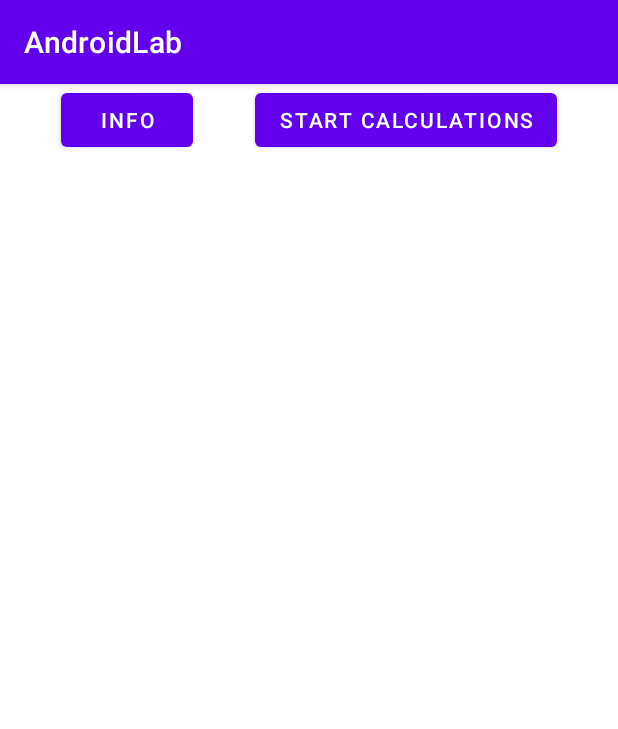
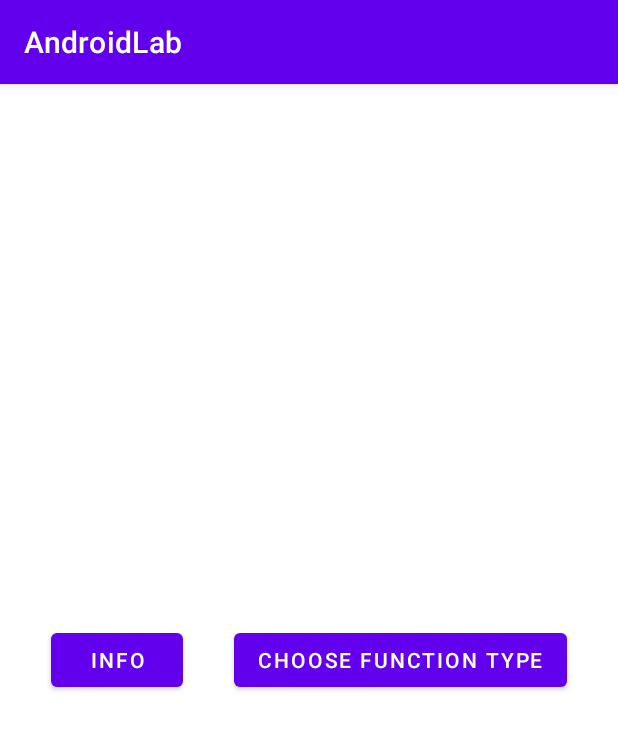
Before and after one commit to Cycxyz/AndroidApp, an Android app: the screen it shows after launch (MainActivity), on a phone screen of 412 x 824 dp. Shown: the top 729 px of the screen. Run offline under Robolectric (Android 15) with nearby library versions, the phone set to English and light mode, and no system bars.

Commit message:
refactor: better main activity

```diff
--- a/app/src/main/res/layout/activity_main.xml
+++ b/app/src/main/res/layout/activity_main.xml
@@ -6,24 +6,58 @@
     android:layout_height="match_parent"
     tools:context=".MainActivity">
 
+
+
+    <LinearLayout
+        android:layout_width="match_parent"
+        android:layout_height="match_parent"
+        android:orientation="vertical"
+        tools:layout_editor_absoluteX="1dp"
+        tools:layout_editor_absoluteY="98dp">
+        <Space
+            android:layout_width="wrap_content"
+            android:layout_height="wrap_content"
+            android:layout_weight="1" />
+        <LinearLayout
+            android:layout_width="match_parent"
+            android:layout_height="wrap_content"
+            android:orientation="horizontal"
+            tools:layout_editor_absoluteX="1dp"
+            tools:layout_editor_absoluteY="49dp">
+
+            <Space
+                android:layout_width="wrap_content"
+                android:layout_height="wrap_content"
+                android:layout_weight="1" />
             <Button
                 android:id="@+id/button"
                 android:layout_width="wrap_content"
                 android:layout_height="wrap_content"
                 android:onClick="goToInfo"
-        android:text="Info"
-        app:layout_constraintEnd_toStartOf="@+id/button3"
-        app:layout_constraintStart_toStartOf="parent"
-        app:layout_constraintTop_toTopOf="parent" />
+                android:text="Info" />
+
+            <Space
+                android:layout_width="wrap_content"
+                android:layout_height="wrap_content"
+                android:layout_weight="1" />
 
             <Button
                 android:id="@+id/button3"
                 android:layout_width="wrap_content"
                 android:layout_height="wrap_content"
                 android:onClick="goToFunctionType"
-        android:text="Start calculations"
-        app:layout_constraintEnd_toEndOf="parent"
-        app:layout_constraintStart_toEndOf="@+id/button"
-        app:layout_constraintTop_toTopOf="parent" />
+                android:text="Choose function type" />
+
+            <Space
+                android:layout_width="wrap_content"
+                android:layout_height="wrap_content"
+                android:layout_weight="1" />
+        </LinearLayout>
+
+        <Space
+            android:layout_width="wrap_content"
+            android:layout_height="wrap_content"
+            android:layout_weight="1" />
+    </LinearLayout>
 
 </androidx.constraintlayout.widget.ConstraintLayout>
```
Lines whose indentation alone changed are shown as unchanged.
